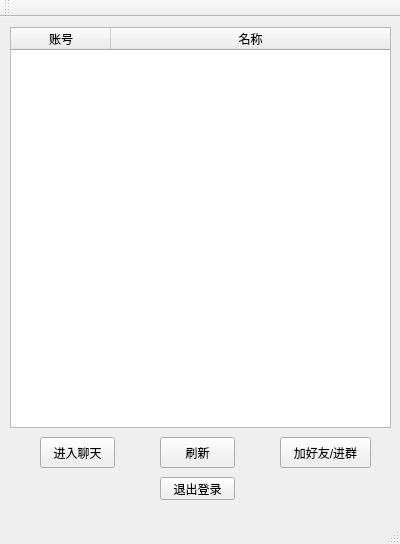
First picture: the form in mainwindow.ui, repository hdu-zky/QChat, before the edit.
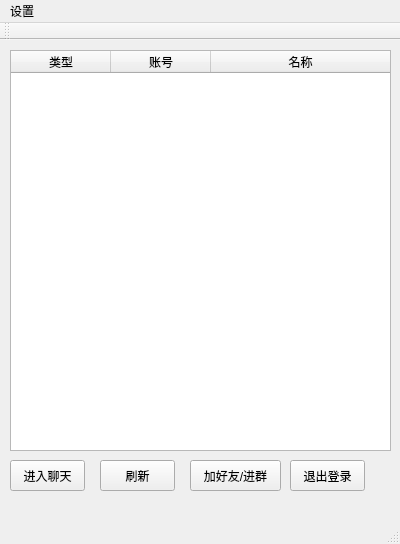
Second picture: the form after the edit. Icons and pictures are not drawn.

Patch:
```diff
--- a/mainwindow.ui
+++ b/mainwindow.ui
@@ -42,6 +42,11 @@
     <attribute name="horizontalHeaderStretchLastSection">
      <bool>true</bool>
     </attribute>
+    <column>
+     <property name="text">
+      <string>类型</string>
+     </property>
+    </column>
     <column>
      <property name="text">
       <string>账号</string>
@@ -56,7 +61,7 @@
    <widget class="QPushButton" name="refresh">
     <property name="geometry">
      <rect>
-      <x>160</x>
+      <x>100</x>
       <y>420</y>
       <width>75</width>
       <height>31</height>
@@ -69,7 +74,7 @@
    <widget class="QPushButton" name="openDialogWindow">
     <property name="geometry">
      <rect>
-      <x>40</x>
+      <x>10</x>
       <y>420</y>
       <width>75</width>
       <height>31</height>
@@ -82,7 +87,7 @@
    <widget class="QPushButton" name="addFriendGroup">
     <property name="geometry">
      <rect>
-      <x>280</x>
+      <x>190</x>
       <y>420</y>
       <width>91</width>
       <height>31</height>
@@ -95,10 +100,10 @@
    <widget class="QPushButton" name="quit">
     <property name="geometry">
      <rect>
-      <x>160</x>
-      <y>460</y>
+      <x>290</x>
+      <y>420</y>
       <width>75</width>
-      <height>23</height>
+      <height>31</height>
      </rect>
     </property>
     <property name="text">
@@ -115,6 +120,17 @@
      <height>23</height>
     </rect>
    </property>
+   <widget class="QMenu" name="menu">
+    <property name="title">
+     <string>设置</string>
+    </property>
+    <addaction name="updateInfo"/>
+    <addaction name="createGroup"/>
+    <addaction name="reSign"/>
+    <addaction name="separator"/>
+    <addaction name="exit"/>
+   </widget>
+   <addaction name="menu"/>
   </widget>
   <widget class="QToolBar" name="mainToolBar">
    <attribute name="toolBarArea">
```
Left out of the diff: 20 changed lines with no effect on the pictures.
